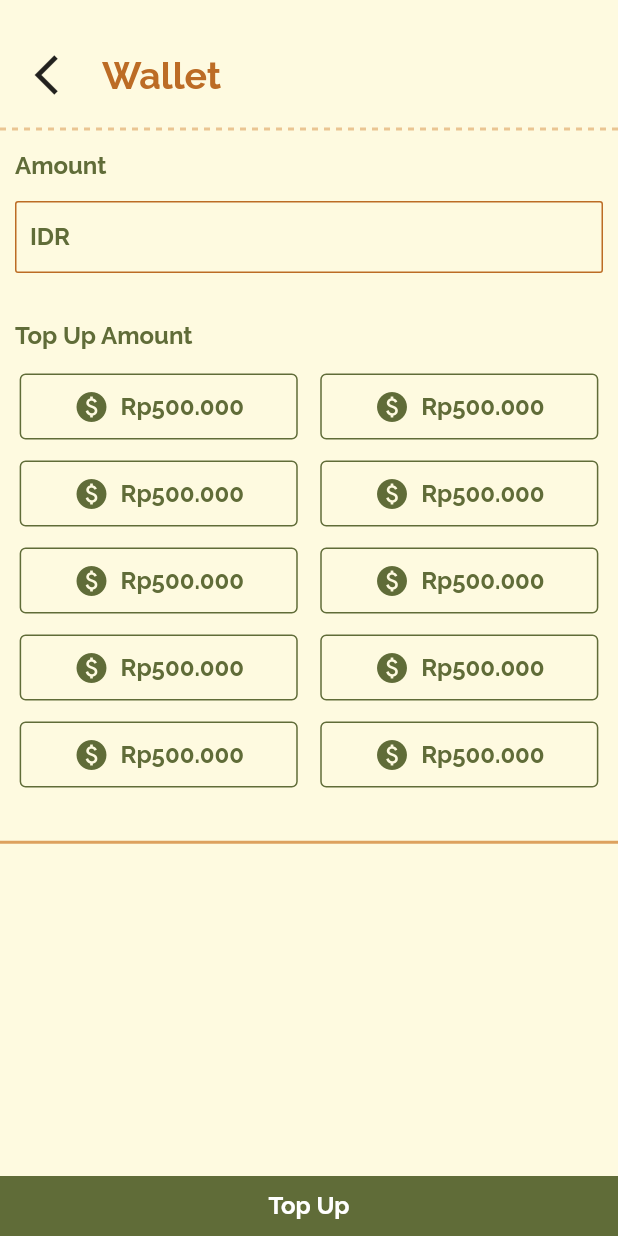
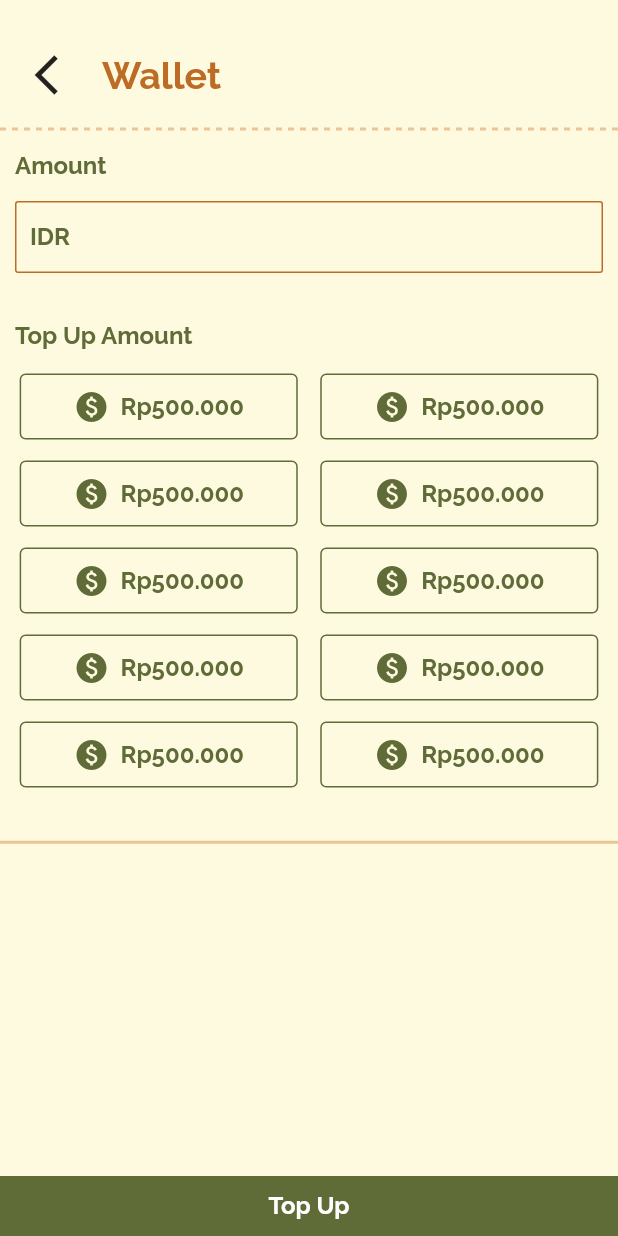
Before and after one commit to KustyBoo/Flutix, a Flutter app: the WalletTopup screen opened by its route, on a phone screen of 412 x 824 dp. Run offline on Flutter 3.47's test engine with Material 2 defaults, Android fonts, the phone set to English and light mode, and no system bars; drawn by our look-alikes of dotted_line; our stand-ins replace flutter_svg.

Commit message:
Memperbaiki opacity warna

```diff
--- a/lib/ui/screens/wallet_top_up.dart
+++ b/lib/ui/screens/wallet_top_up.dart
@@ -298,7 +298,7 @@ class _WalletTopupState extends State<WalletTopup> {
                       ),
                       Divider(
                         thickness: 2,
-                        color: warnaApp.primaryContainer,
+                        color: warnaApp.primaryContainer.withOpacity(0.6),
                         height: 15,
                       ),
                     ],
```
